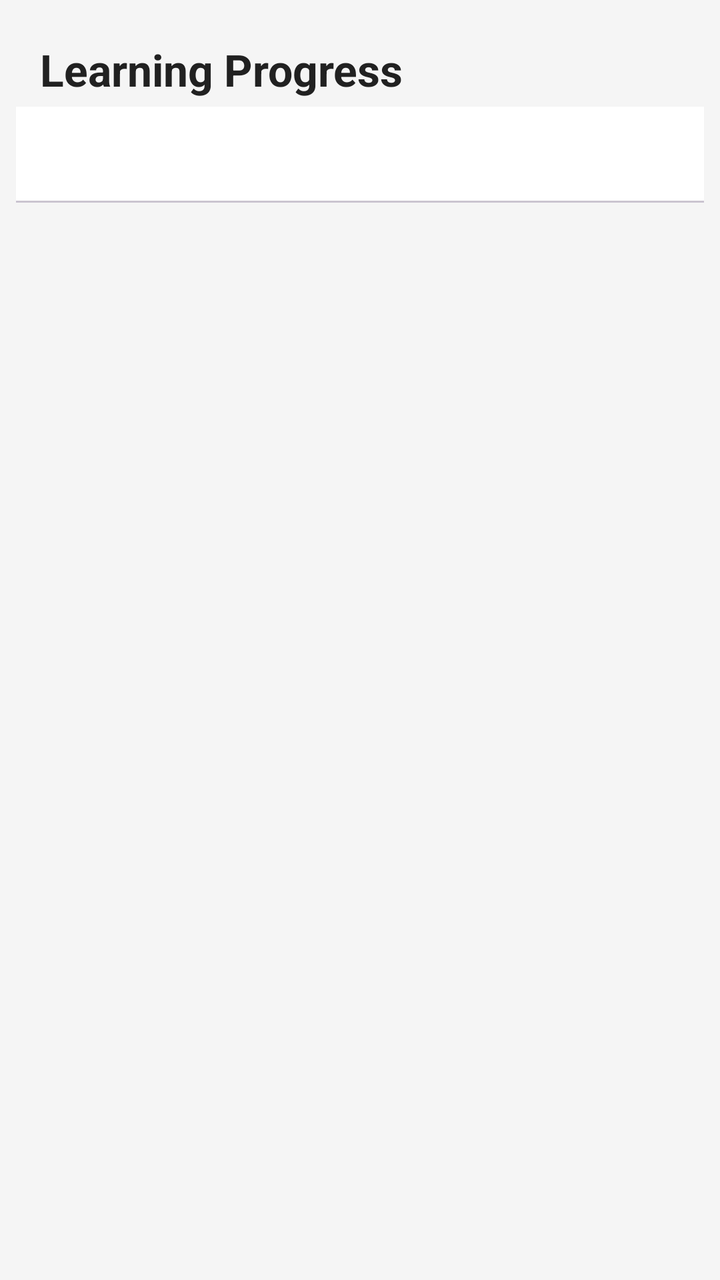
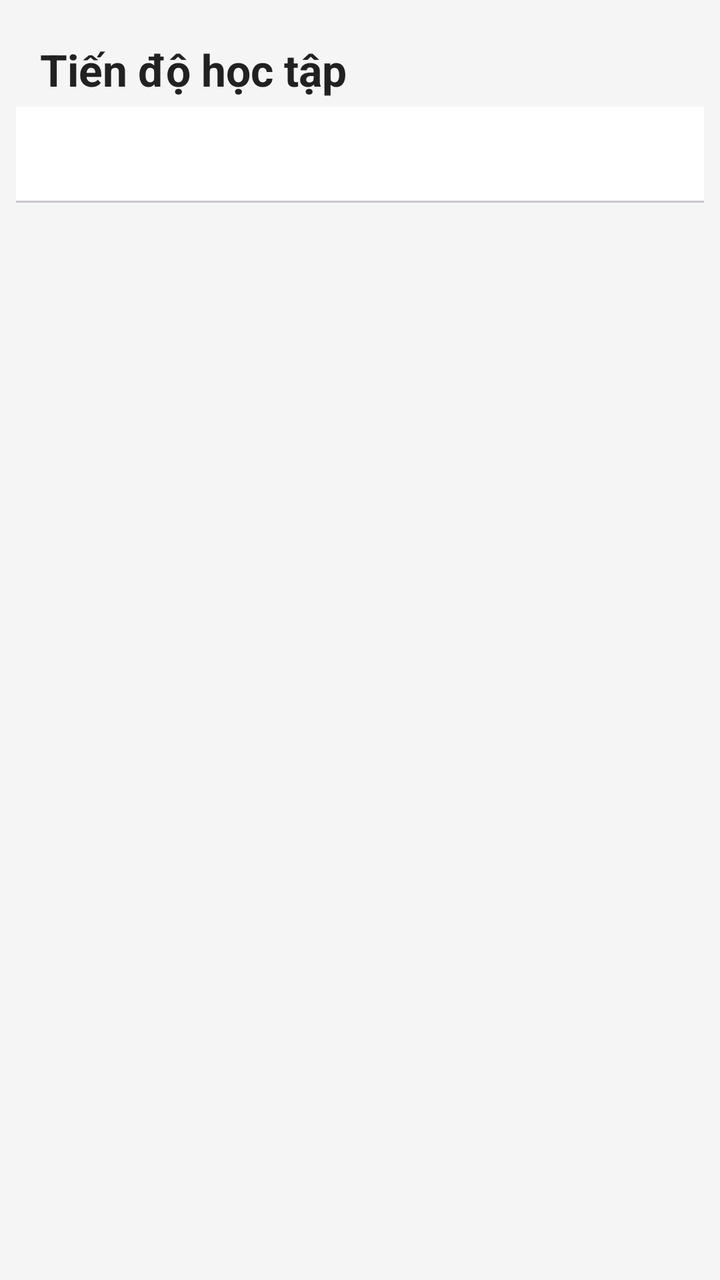

Before-and-after screenshots of an Android layout around one commit, followed by the original layout XML and the change that was made.
<!-- AndroidManifest.xml: application theme Theme.MyApplication -->
<!-- res/layout/fragment_learning_progress.xml -->
<?xml version="1.0" encoding="utf-8"?>
<LinearLayout xmlns:android="http://schemas.android.com/apk/res/android"
    xmlns:app="http://schemas.android.com/apk/res-auto"
    android:layout_width="match_parent"
    android:layout_height="match_parent"
    android:orientation="vertical"
    android:background="@color/background_color">

    <TextView
        android:layout_width="match_parent"
        android:layout_height="wrap_content"
        android:text="Learning Progress"
        android:textSize="22sp"
        android:textStyle="bold"
        android:textColor="@color/primary_text"
        android:paddingHorizontal="20dp"
        android:paddingTop="20dp"
        android:paddingBottom="4dp" />

    <com.google.android.material.tabs.TabLayout
        android:id="@+id/tab_layout"
        android:layout_width="match_parent"
        android:layout_height="wrap_content"
        android:layout_marginHorizontal="8dp"
        app:tabMode="fixed"
        app:tabGravity="fill"
        app:tabIndicatorColor="@color/primary_color"
        app:tabSelectedTextColor="@color/primary_color"
        app:tabTextColor="@color/secondary_text"
        app:tabRippleColor="@color/primary_color" />

    <androidx.viewpager2.widget.ViewPager2
        android:id="@+id/view_pager"
        android:layout_width="match_parent"
        android:layout_height="0dp"
        android:layout_weight="1" />

</LinearLayout>
<!-- resources referenced by this layout -->
<resources>
  <color name="background_color">#FFF5F5F5</color>
  <color name="primary_color">#FF6200EE</color>
  <color name="primary_text">#FF212121</color>
  <color name="secondary_text">#FF757575</color>
  <style name="Theme.MyApplication" parent="Theme.Material3.DayNight.NoActionBar">
          
          <item name="colorPrimary">@color/primary_color</item>
          <item name="colorPrimaryVariant">@color/primary_variant</item>
          <item name="colorOnPrimary">@color/white</item>
          <item name="colorSecondary">@color/secondary_color</item>
          <item name="colorOnSecondary">@color/black</item>
          <item name="colorError">@color/error_color</item>
          <item name="colorOnError">@color/white</item>
          <item name="colorSurface">@color/surface_color</item>
          <item name="colorOnSurface">@color/primary_text</item>
          <item name="android:colorBackground">@color/background_color</item>
          <item name="colorOnBackground">@color/primary_text</item>
      </style>
  <color name="primary_variant">#FF3700B3</color>
  <color name="white">#FFFFFFFF</color>
  <color name="secondary_color">#FF03DAC5</color>
  <color name="black">#FF000000</color>
  <color name="error_color">#FFB00020</color>
  <color name="surface_color">#FFFFFFFF</color>
</resources>

<!-- the commit's change to res/layout/fragment_learning_progress.xml (unified diff, before → after) -->
@@ -9,7 +9,7 @@
     <TextView
         android:layout_width="match_parent"
         android:layout_height="wrap_content"
-        android:text="Learning Progress"
+        android:text="@string/learning_progress"
         android:textSize="22sp"
         android:textStyle="bold"
         android:textColor="@color/primary_text"
<!-- resource entries referenced after the edit -->
@@ -4,6 +4,7 @@
   <color name="primary_color">#FF6200EE</color>
   <color name="primary_text">#FF212121</color>
   <color name="secondary_text">#FF757575</color>
+  <string name="learning_progress">Tiến độ học tập</string>
   <style name="Theme.MyApplication" parent="Theme.Material3.DayNight.NoActionBar">
           
           <item name="colorPrimary">@color/primary_color</item>
